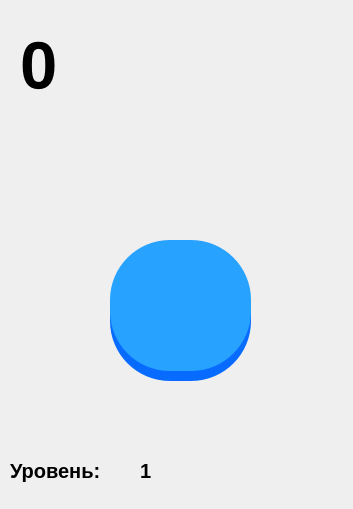
Before: the Qt Designer form untitled.ui in Mifix2281337/MegaClickerProMax100watt1500XiaomiUltraPocoX3ProLite4k8kHD256gb, drawn with Qt 5.
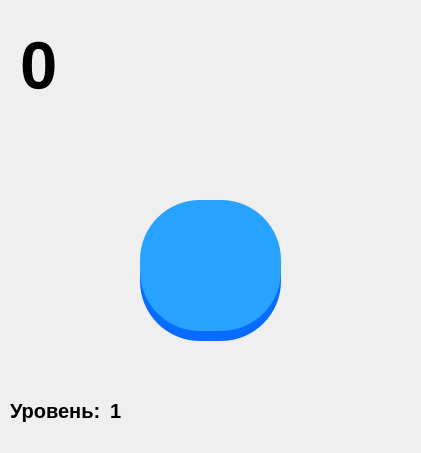
After: the same form once the commit is applied.

The edit to the form file:
```diff
--- a/untitled.ui
+++ b/untitled.ui
@@ -9,8 +9,8 @@
    <rect>
     <x>0</x>
     <y>0</y>
-    <width>353</width>
-    <height>509</height>
+    <width>421</width>
+    <height>453</height>
    </rect>
   </property>
   <property name="windowTitle">
@@ -26,21 +26,16 @@
     </property>
     <property name="geometry">
      <rect>
-      <x>110</x>
-      <y>250</y>
+      <x>140</x>
+      <y>210</y>
       <width>141</width>
       <height>131</height>
      </rect>
     </property>
     <property name="styleSheet">
-     <string notr="true">QPushButton{
-	background-color: rgb(8, 107, 255);
-	border-radius: 60;
-}
-
-QPushButton:pressed {
-	background-color: rgb(0, 0, 0);
-}</string>
+     <string notr="true">background-color: rgb(8, 107, 255);
+border-radius: 60
+;</string>
     </property>
     <property name="text">
      <string/>
@@ -49,8 +44,8 @@
    <widget class="QPushButton" name="btn2">
     <property name="geometry">
      <rect>
-      <x>110</x>
-      <y>240</y>
+      <x>140</x>
+      <y>200</y>
       <width>141</width>
       <height>131</height>
      </rect>
@@ -60,10 +55,10 @@
     </property>
     <property name="styleSheet">
      <string notr="true">QPushButton{
-	background-color: rgb(39, 162, 255);
-	border-radius: 60;
-	color: rgb(0, 0, 0);
-	QPushButton:pressed;
+background-color: rgb(39, 162, 255);
+border-radius: 60;
+QPushButton:pressed;
+color: rgb(0, 0, 0, 0);
 }
 
 QPushButton:pressed {
@@ -101,7 +96,7 @@
     <property name="geometry">
      <rect>
       <x>10</x>
-      <y>440</y>
+      <y>380</y>
       <width>121</width>
       <height>61</height>
      </rect>
@@ -120,9 +115,9 @@
    <widget class="QLabel" name="label2">
     <property name="geometry">
      <rect>
-      <x>140</x>
-      <y>450</y>
-      <width>41</width>
+      <x>110</x>
+      <y>390</y>
+      <width>81</width>
       <height>41</height>
      </rect>
     </property>
@@ -137,19 +132,6 @@
      <string>1</string>
     </property>
    </widget>
-   <widget class="QLabel" name="lbll">
-    <property name="geometry">
-     <rect>
-      <x>190</x>
-      <y>10</y>
-      <width>150</width>
-      <height>200</height>
-     </rect>
-    </property>
-    <property name="text">
-     <string/>
-    </property>
-   </widget>
   </widget>
  </widget>
  <resources/>
```
Left out of the diff: 3 changed lines with no effect on the pictures.
